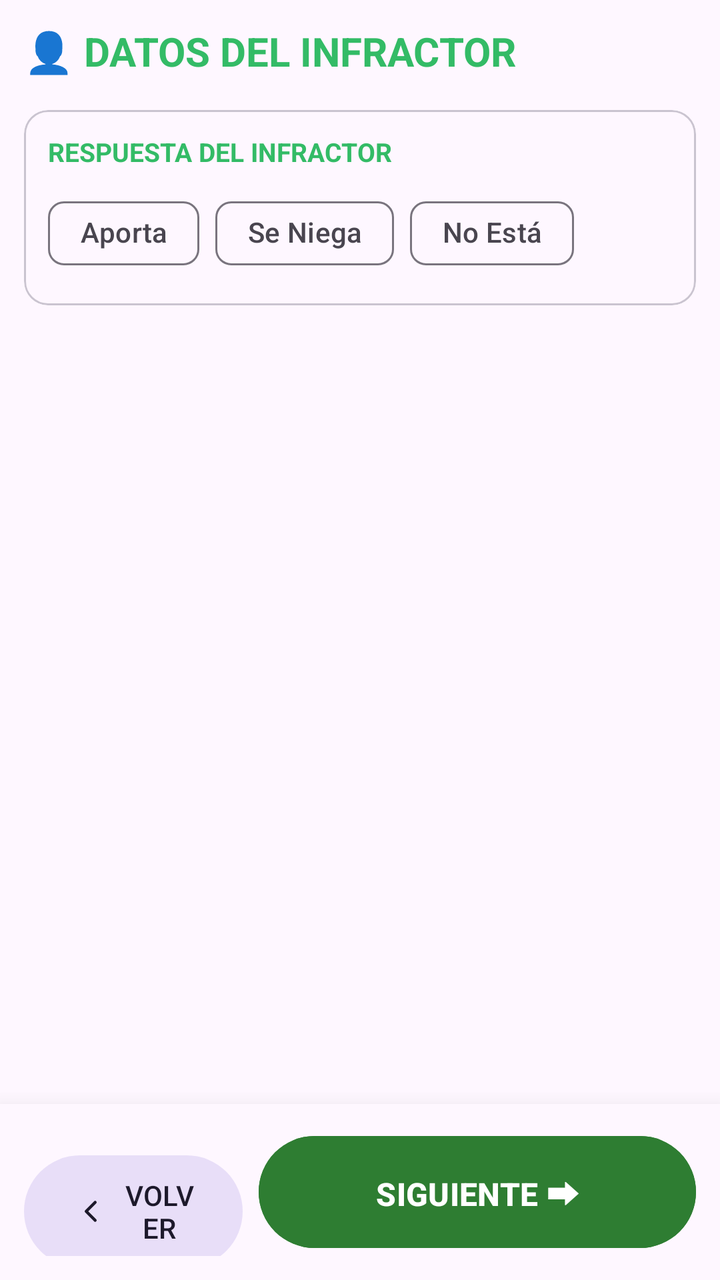
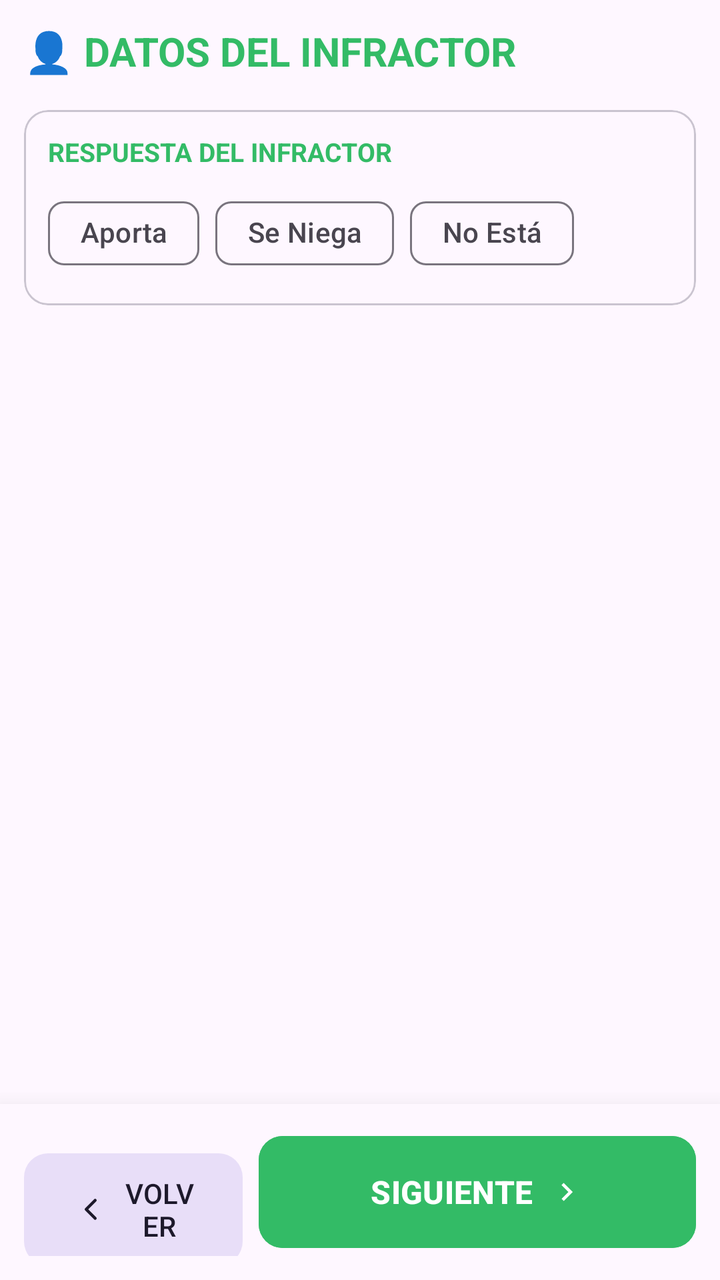

Two renders of the same Android screen: before a commit and after it. Below are the layout's source before the change and the commit's diff.
<!-- AndroidManifest.xml: application theme Theme.ChivilcoyActas -->
<!-- res/layout/fragment_infractor.xml -->
<?xml version="1.0" encoding="utf-8"?>
<androidx.constraintlayout.widget.ConstraintLayout xmlns:android="http://schemas.android.com/apk/res/android"
    xmlns:app="http://schemas.android.com/apk/res-auto"
    android:id="@+id/rootInfractor"
    android:layout_width="match_parent"
    android:layout_height="match_parent"
    android:background="?android:attr/windowBackground"
    android:focusable="true"
    android:focusableInTouchMode="true"
    android:clickable="true">

    <ScrollView
        android:id="@+id/scrollInfractor"
        android:layout_width="0dp"
        android:layout_height="0dp"
        android:clipToPadding="false"
        android:fillViewport="true"
        android:padding="12dp"
        app:layout_constraintBottom_toTopOf="@+id/bottomContainerInfractor"
        app:layout_constraintEnd_toEndOf="parent"
        app:layout_constraintStart_toStartOf="parent"
        app:layout_constraintTop_toTopOf="parent">

        <LinearLayout
            android:layout_width="match_parent"
            android:layout_height="wrap_content"
            android:orientation="vertical"
            android:paddingBottom="24dp">

            <TextView
                android:layout_width="wrap_content"
                android:layout_height="wrap_content"
                android:layout_marginBottom="16dp"
                android:text="👤 DATOS DEL INFRACTOR"
                android:textColor="?attr/colorPrimary"
                android:textSize="20sp"
                android:textStyle="bold" />

            <com.google.android.material.card.MaterialCardView
                android:layout_width="match_parent"
                android:layout_height="wrap_content"
                android:layout_marginBottom="16dp"
                app:cardBackgroundColor="?attr/colorSurface"
                app:cardCornerRadius="12dp"
                app:cardElevation="0dp"
                app:strokeColor="?attr/colorOutlineVariant"
                app:strokeWidth="1dp">

                <LinearLayout
                    android:layout_width="match_parent"
                    android:layout_height="wrap_content"
                    android:orientation="vertical"
                    android:padding="12dp">

                    <TextView
                        android:layout_width="wrap_content"
                        android:layout_height="wrap_content"
                        android:layout_marginBottom="8dp"
                        android:text="RESPUESTA DEL INFRACTOR"
                        android:textColor="?attr/colorPrimary"
                        android:textSize="13sp"
                        android:textStyle="bold" />

                    <com.google.android.material.chip.ChipGroup
                        android:id="@+id/chipGroupEstado"
                        android:layout_width="match_parent"
                        android:layout_height="wrap_content"
                        app:chipSpacingHorizontal="8dp"
                        app:selectionRequired="true"
                        app:singleSelection="true">

                        <com.google.android.material.chip.Chip
                            android:id="@+id/chipAportaDatos"
                            style="@style/Widget.Material3.Chip.Filter"
                            android:layout_width="wrap_content"
                            android:layout_height="wrap_content"
                            android:gravity="center"
                            android:text="Aporta"
                            android:textAlignment="center"
                            android:textSize="14sp"
                            app:chipIconVisible="false" />

                        <com.google.android.material.chip.Chip
                            android:id="@+id/chipSeNiega"
                            style="@style/Widget.Material3.Chip.Filter"
                            android:layout_width="wrap_content"
                            android:layout_height="wrap_content"
                            android:gravity="center"
                            android:text="Se Niega"
                            android:textAlignment="center"
                            android:textSize="14sp"
                            app:chipIconVisible="false" />

                        <com.google.android.material.chip.Chip
                            android:id="@+id/chipNoEsta"
                            style="@style/Widget.Material3.Chip.Filter"
                            android:layout_width="wrap_content"
                            android:layout_height="wrap_content"
                            android:gravity="center"
                            android:text="No Está"
                            android:textAlignment="center"
                            android:textSize="14sp"
                            app:chipIconVisible="false" />

                    </com.google.android.material.chip.ChipGroup>
                </LinearLayout>
            </com.google.android.material.card.MaterialCardView>

            <LinearLayout
                android:id="@+id/layoutVinculo"
                android:layout_width="match_parent"
                android:layout_height="wrap_content"
                android:layout_marginBottom="16dp"
                android:orientation="vertical"
                android:visibility="gone">

                <TextView
                    android:layout_width="wrap_content"
                    android:layout_height="wrap_content"
                    android:layout_marginBottom="8dp"
                    android:text="VÍNCULO CON EL LUGAR/OBJETO"
                    android:textColor="?attr/colorPrimary"
                    android:textSize="13sp"
                    android:textStyle="bold" />

                <androidx.gridlayout.widget.GridLayout
                    android:id="@+id/containerVinculos"
                    android:layout_width="match_parent"
                    android:layout_height="wrap_content"
                    android:background="@drawable/bg_border_vinculos"
                    android:padding="8dp"
                    app:alignmentMode="alignMargins"
                    app:columnCount="2"
                    app:columnOrderPreserved="false" />
            </LinearLayout>

            
            <LinearLayout
                android:id="@+id/containerFormulariosDinamicos"
                android:layout_width="match_parent"
                android:layout_height="wrap_content"
                android:orientation="vertical" />

            <com.google.android.material.textfield.TextInputLayout
                android:id="@+id/tilObservaciones"
                style="@style/Widget.Material3.TextInputLayout.OutlinedBox"
                android:layout_width="match_parent"
                android:layout_height="wrap_content"
                android:hint="Descripción / Motivo"
                android:visibility="gone">

                <com.google.android.material.textfield.TextInputEditText
                    android:id="@+id/etObservaciones"
                    android:layout_width="match_parent"
                    android:layout_height="wrap_content"
                    android:gravity="top"
                    android:imeOptions="actionNext"
                    android:lines="3"
                    android:singleLine="true"
                    android:textColor="?attr/colorOnSurface" />
            </com.google.android.material.textfield.TextInputLayout>

            <Space
                android:layout_width="match_parent"
                android:layout_height="80dp" />

        </LinearLayout>
    </ScrollView>

    <LinearLayout
        android:id="@+id/bottomContainerInfractor"
        android:layout_width="match_parent"
        android:layout_height="wrap_content"
        android:background="?android:attr/windowBackground"
        android:elevation="16dp"
        android:orientation="horizontal"
        android:padding="12dp"
        android:weightSum="3"
        app:layout_constraintBottom_toBottomOf="parent"
        app:layout_constraintEnd_toEndOf="parent"
        app:layout_constraintStart_toStartOf="parent">

        <Button
            android:id="@+id/btnVolver"
            style="@style/Widget.Material3.Button.TonalButton"
            android:layout_width="0dp"
            android:layout_height="64dp"
            android:layout_marginEnd="8dp"
            android:layout_weight="1"
            android:text="VOLVER"
            android:textSize="14sp"
            app:icon="@drawable/ic_arrow_back_thin"
            app:iconGravity="textStart" />

        <Button
            android:id="@+id/btnSiguiente"
            android:layout_width="0dp"
            android:layout_height="64dp"
            android:layout_weight="2"
            android:backgroundTint="#2E7D32"
            android:text="SIGUIENTE ⮕"
            android:textColor="#FFFFFF"
            android:textSize="16sp"
            android:textStyle="bold" />
    </LinearLayout>

</androidx.constraintlayout.widget.ConstraintLayout>
<!-- resources referenced by this layout -->
<resources>
  <!-- drawable bg_border_vinculos (drawable) -->
  <?xml version="1.0" encoding="utf-8"?>
  <shape xmlns:android="http://schemas.android.com/apk/res/android">
      <solid android:color="?attr/colorSurface" />
      <stroke
          android:width="1dp"
          android:color="?attr/colorOutlineVariant" />
      <corners android:radius="8dp" />
  </shape>
  <!-- drawable ic_arrow_back_thin (drawable) -->
  <vector xmlns:android="http://schemas.android.com/apk/res/android"
      android:width="24dp"
      android:height="24dp"
      android:viewportWidth="24"
      android:viewportHeight="24">
      <path
          android:strokeColor="#000000"
          android:strokeWidth="2"
          android:strokeLineCap="round"
          android:strokeLineJoin="round"
          android:pathData="M15,18l-6,-6 6,-6" />
  </vector>
  <style name="Theme.ChivilcoyActas" parent="Base.Theme.ChivilcoyActas" />
  <style name="Base.Theme.ChivilcoyActas" parent="Theme.Material3.DayNight.NoActionBar">
          
          <item name="colorPrimary">#33BB66</item>
  
          <item name="colorSecondary">#33BB66</item>
          <item name="android:statusBarColor">#33BB66</item>
      </style>
</resources>

<!-- the commit's change to res/layout/fragment_infractor.xml (unified diff, before → after) -->
@@ -153,9 +153,9 @@
                     android:id="@+id/etObservaciones"
                     android:layout_width="match_parent"
                     android:layout_height="wrap_content"
+                    android:inputType="textCapWords|textNoSuggestions|textVisiblePassword"
                     android:gravity="top"
                     android:imeOptions="actionNext"
-                    android:lines="3"
                     android:singleLine="true"
                     android:textColor="?attr/colorOnSurface" />
             </com.google.android.material.textfield.TextInputLayout>
@@ -190,18 +190,23 @@
             android:text="VOLVER"
             android:textSize="14sp"
             app:icon="@drawable/ic_arrow_back_thin"
-            app:iconGravity="textStart" />
+            app:iconGravity="textStart"
+            app:cornerRadius="12dp" />
 
         <Button
             android:id="@+id/btnSiguiente"
             android:layout_width="0dp"
             android:layout_height="64dp"
             android:layout_weight="2"
-            android:backgroundTint="#2E7D32"
-            android:text="SIGUIENTE ⮕"
-            android:textColor="#FFFFFF"
+            android:backgroundTint="?attr/colorPrimary"
+            android:text="SIGUIENTE"
+            android:textColor="?attr/colorOnPrimary"
             android:textSize="16sp"
-            android:textStyle="bold" />
+            android:textStyle="bold"
+            app:cornerRadius="12dp"
+            app:icon="@drawable/ic_arrow_forward"
+            app:iconGravity="textEnd"
+            app:iconPadding="8dp" />
     </LinearLayout>
 
 </androidx.constraintlayout.widget.ConstraintLayout>
<!-- resource entries referenced after the edit -->
@@ -22,6 +22,16 @@
           android:strokeLineJoin="round"
           android:pathData="M15,18l-6,-6 6,-6" />
   </vector>
+  <!-- drawable ic_arrow_forward (drawable) -->
+  <vector xmlns:android="http://schemas.android.com/apk/res/android"
+      android:width="24dp"
+      android:height="24dp"
+      android:viewportWidth="24"
+      android:viewportHeight="24">
+      <path
+          android:fillColor="#FFFFFF"
+          android:pathData="M8.59,16.59L13.17,12L8.59,7.41L10,6L16,12L10,18L8.59,16.59Z" />
+  </vector>
   <style name="Theme.ChivilcoyActas" parent="Base.Theme.ChivilcoyActas" />
   <style name="Base.Theme.ChivilcoyActas" parent="Theme.Material3.DayNight.NoActionBar">
           
